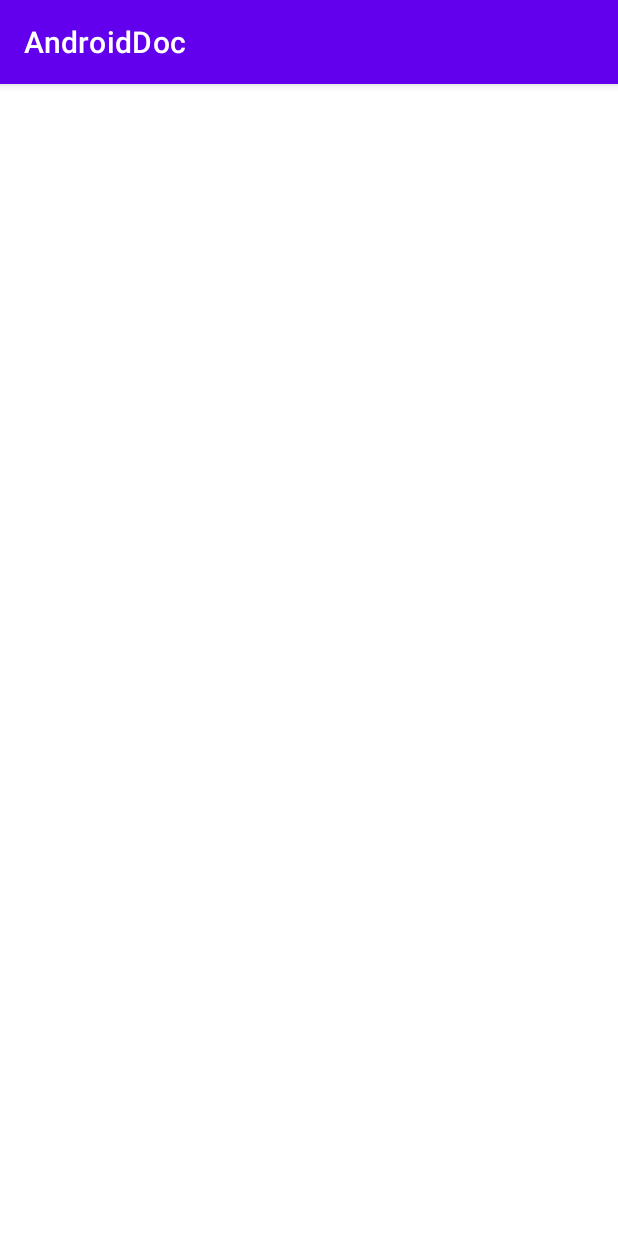
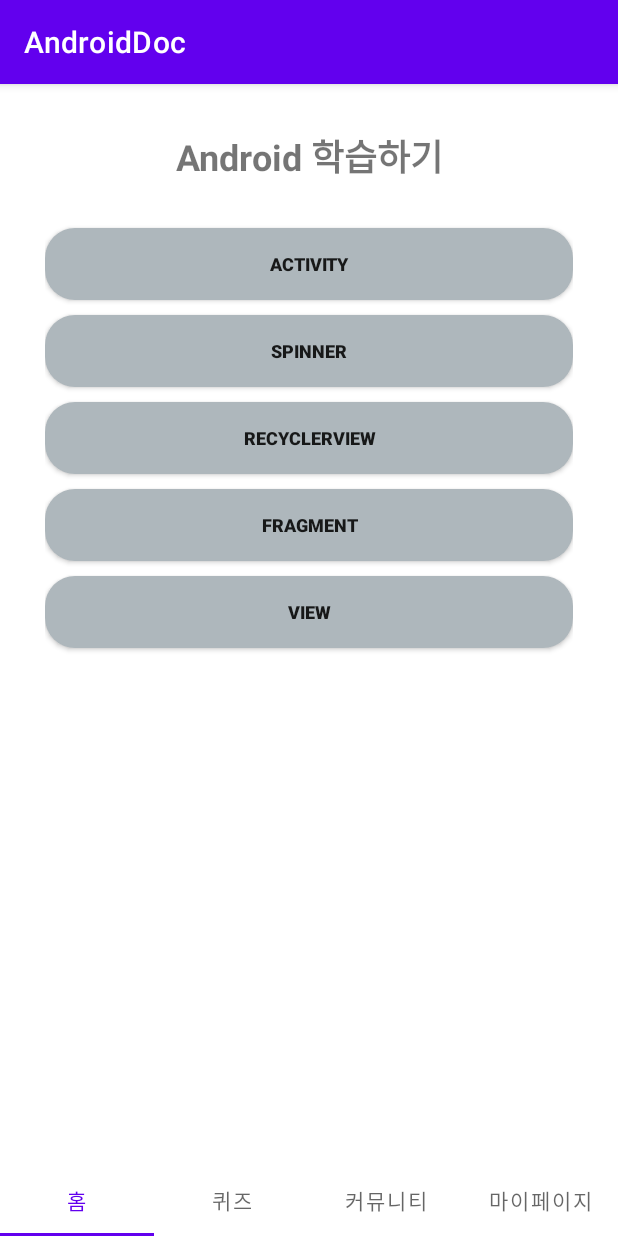
Before and after one commit to MSan94/AndroidDoc, an Android app: the MainActivity screen opened directly, with no data from a screen before it, on a phone screen of 412 x 824 dp. Run offline under Robolectric (Android 15) with nearby library versions, the phone set to English and light mode, and no system bars.

Commit message:
ViewPager 수정 및 HomeFragment 추가

```diff
--- a/app/src/main/java/com/prj/androiddoc/adapter/viewPagerAdapter.kt
+++ b/app/src/main/java/com/prj/androiddoc/adapter/viewPagerAdapter.kt
@@ -2,10 +2,11 @@ package com.prj.androiddoc.adapter
 
 import android.view.LayoutInflater
 import android.view.ViewGroup
+import androidx.fragment.app.FragmentActivity
 import androidx.recyclerview.widget.RecyclerView
 import com.prj.androiddoc.databinding.ItemViewpagerBinding
 
-class viewPagerAdapter : RecyclerView.Adapter<viewPagerAdapter.Holder>() {
+class viewPagerAdapter(fragmentActivity: FragmentActivity) : RecyclerView.Adapter<viewPagerAdapter.Holder>() {
     override fun onCreateViewHolder(parent: ViewGroup, viewType: Int): Holder {
         val binding = ItemViewpagerBinding.inflate(LayoutInflater.from(parent.context),parent,false)
         return Holder(binding)
--- /dev/null
+++ b/app/src/main/java/com/prj/androiddoc/contract/MainContract.kt
@@ -0,0 +1,15 @@
+package com.prj.androiddoc.contract
+
+import com.prj.androiddoc.BasePresenter
+import com.prj.androiddoc.BaseView
+
+interface MainContract {
+
+    interface View : BaseView<Presenter> {
+        fun initFragment();
+    }
+
+    interface Presenter : BasePresenter {
+    }
+
+}
--- /dev/null
+++ b/app/src/main/java/com/prj/androiddoc/presenter/MainPresenter.kt
@@ -0,0 +1,10 @@
+package com.prj.androiddoc.presenter
+
+import com.prj.androiddoc.contract.LoginContract
+import com.prj.androiddoc.contract.MainContract
+
+class MainPresenter : MainContract.Presenter {
+    override fun start() {
+
+    }
+}
--- a/app/src/main/java/com/prj/androiddoc/view/MainActivity.kt
+++ b/app/src/main/java/com/prj/androiddoc/view/MainActivity.kt
@@ -5,24 +5,47 @@ import android.os.Bundle
 import com.google.android.material.tabs.TabLayoutMediator
 import com.prj.androiddoc.R
 import com.prj.androiddoc.adapter.FragmentAdapter
+import com.prj.androiddoc.contract.LoginContract
+import com.prj.androiddoc.contract.MainContract
 import com.prj.androiddoc.databinding.ActivityMainBinding
 import com.prj.androiddoc.view.fragment.CummFragment
 import com.prj.androiddoc.view.fragment.HomeFragment
 import com.prj.androiddoc.view.fragment.MyFragment
 import com.prj.androiddoc.view.fragment.QuizFragment
 
-class MainActivity : AppCompatActivity() {
+/**
+ * @author 안명성
+ * @since 2021.08.24
+ */
+
+class MainActivity : AppCompatActivity() , MainContract.View {
+
+    override lateinit var presenter: MainContract.Presenter
+
     val binding by lazy { ActivityMainBinding.inflate(layoutInflater) }
     val fragmentList = listOf(HomeFragment(), QuizFragment(), CummFragment(), MyFragment())
     val tabTitles = listOf("홈","퀴즈","커뮤니티","마이페이지")
     lateinit var adapter : FragmentAdapter
+
     override fun onCreate(savedInstanceState: Bundle?) {
         super.onCreate(savedInstanceState)
         setContentView(binding.root)
+        init()
+        initFragment()
+    }
+
+    /** ViewPager init **/
+    override fun init() {
         adapter = FragmentAdapter(this)
+        adapter.fragmentList = fragmentList
         binding.viewPager.adapter = adapter
         TabLayoutMediator(binding.tabLayout, binding.viewPager){ tab, position ->
             tab.text = tabTitles[position]
         }.attach()
     }
+
+    override fun initFragment() {
+
+    }
+
 }
--- a/app/src/main/java/com/prj/androiddoc/view/fragment/HomeFragment.kt
+++ b/app/src/main/java/com/prj/androiddoc/view/fragment/HomeFragment.kt
@@ -4,18 +4,46 @@ import android.os.Bundle
 import android.view.LayoutInflater
 import android.view.View
 import android.view.ViewGroup
+import android.widget.Toast
+import androidx.appcompat.widget.AppCompatButton
 import androidx.fragment.app.Fragment
 import com.prj.androiddoc.databinding.FragmentHomeBinding
+
+/**
+ * @author 안명성
+ * @since 2021.08.24
+ * type
+ * 1 -> Activity
+ * 2 -> Spinner
+ * 3 -> RecyclerView
+ * 4 -> Fragment
+ * 5 -> View
+ */
 
 class HomeFragment : Fragment() {
 
     val binding by lazy { FragmentHomeBinding.inflate(layoutInflater) }
+    override fun onCreateView(inflater: LayoutInflater, container: ViewGroup?, savedInstanceState: Bundle?): View? {
 
-    override fun onCreateView(
-        inflater: LayoutInflater,
-        container: ViewGroup?,
-        savedInstanceState: Bundle?
-    ): View? {
+        binding.btnLect1.setOnClickListener { setLect(1) }
+        binding.btnLect2.setOnClickListener { setLect(2) }
+        binding.btnLect3.setOnClickListener { setLect(3) }
+        binding.btnLect4.setOnClickListener { setLect(4) }
+        binding.btnLect5.setOnClickListener { setLect(5) }
         return binding.root
     }
+
+    fun setLect(type_Lect : Int){
+        when(type_Lect){
+            1 -> showToast("Activity")
+            2 -> showToast("Spinner")
+            3 -> showToast("RecyclerView")
+            4 -> showToast("Fragment")
+            5 -> showToast("View")
+        }
+    }
+
+    fun showToast(msg : String){
+        Toast.makeText(context, "$msg", Toast.LENGTH_SHORT).show()
+    }
 }
--- a/app/src/main/res/layout/fragment_home.xml
+++ b/app/src/main/res/layout/fragment_home.xml
@@ -1,6 +1,84 @@
 <?xml version="1.0" encoding="utf-8"?>
 <androidx.constraintlayout.widget.ConstraintLayout
-    xmlns:android="http://schemas.android.com/apk/res/android" android:layout_width="match_parent"
+    xmlns:android="http://schemas.android.com/apk/res/android"
+    xmlns:app="http://schemas.android.com/apk/res-auto"
+    android:padding="30dp"
+    android:layout_width="match_parent"
     android:layout_height="match_parent">
 
+    <TextView
+        android:id="@+id/textView_Title"
+        android:text="@string/lectTitle"
+        android:textSize="24dp"
+        android:textStyle="bold"
+        app:layout_constraintStart_toStartOf="parent"
+        app:layout_constraintEnd_toEndOf="parent"
+        app:layout_constraintTop_toTopOf="parent"
+        android:layout_width="wrap_content"
+        android:layout_height="wrap_content"/>
+
+    <androidx.appcompat.widget.AppCompatButton
+        android:id="@+id/btn_Lect1"
+        android:layout_width="match_parent"
+        android:layout_height="wrap_content"
+        android:layout_marginTop="30dp"
+        android:background="@drawable/custom_button"
+        android:textSize="12dp"
+        android:textStyle="bold"
+        android:text="@string/lect1"
+        app:layout_constraintEnd_toEndOf="parent"
+        app:layout_constraintStart_toStartOf="parent"
+        app:layout_constraintTop_toBottomOf="@+id/textView_Title"/>
+
+    <androidx.appcompat.widget.AppCompatButton
+        android:id="@+id/btn_Lect2"
+        android:layout_width="match_parent"
+        android:layout_height="wrap_content"
+        android:layout_marginTop="10dp"
+        android:background="@drawable/custom_button"
+        android:textSize="12dp"
+        android:textStyle="bold"
+        android:text="@string/lect2"
+        app:layout_constraintEnd_toEndOf="parent"
+        app:layout_constraintStart_toStartOf="parent"
+        app:layout_constraintTop_toBottomOf="@id/btn_Lect1" />
+
+    <androidx.appcompat.widget.AppCompatButton
+        android:id="@+id/btn_Lect3"
+        android:layout_width="match_parent"
+        android:layout_height="wrap_content"
+        android:layout_marginTop="10dp"
+        android:background="@drawable/custom_button"
+        android:textSize="12dp"
+        android:textStyle="bold"
+        android:text="@string/lect3"
+        app:layout_constraintEnd_toEndOf="parent"
+        app:layout_constraintStart_toStartOf="parent"
+        app:layout_constraintTop_toBottomOf="@id/btn_Lect2" />
+
+    <androidx.appcompat.widget.AppCompatButton
+        android:id="@+id/btn_Lect4"
+        android:layout_width="match_parent"
+        android:layout_height="wrap_content"
+        android:layout_marginTop="10dp"
+        android:background="@drawable/custom_button"
+        android:textSize="12dp"
+        android:textStyle="bold"
+        android:text="@string/lect4"
+        app:layout_constraintEnd_toEndOf="parent"
+        app:layout_constraintStart_toStartOf="parent"
+        app:layout_constraintTop_toBottomOf="@id/btn_Lect3" />
+
+    <androidx.appcompat.widget.AppCompatButton
+        android:id="@+id/btn_Lect5"
+        android:layout_width="match_parent"
+        android:layout_height="wrap_content"
+        android:layout_marginTop="10dp"
+        android:background="@drawable/custom_button"
+        android:textSize="12dp"
+        android:textStyle="bold"
+        android:text="@string/lect5"
+        app:layout_constraintEnd_toEndOf="parent"
+        app:layout_constraintStart_toStartOf="parent"
+        app:layout_constraintTop_toBottomOf="@id/btn_Lect4" />
 </androidx.constraintlayout.widget.ConstraintLayout>
--- a/app/src/main/res/values/strings.xml
+++ b/app/src/main/res/values/strings.xml
@@ -7,4 +7,12 @@
     <string name="btn_Guest">게스트 입장</string>
     <string name="id">아이디</string>
     <string name="pw">비밀번호</string>
+
+    <!-- 강의 -->
+    <string name="lectTitle">Android 학습하기</string>
+    <string name="lect1">Activity</string>
+    <string name="lect2">Spinner</string>
+    <string name="lect3">RecyclerView</string>
+    <string name="lect4">Fragment</string>
+    <string name="lect5">View</string>
 </resources>
```
